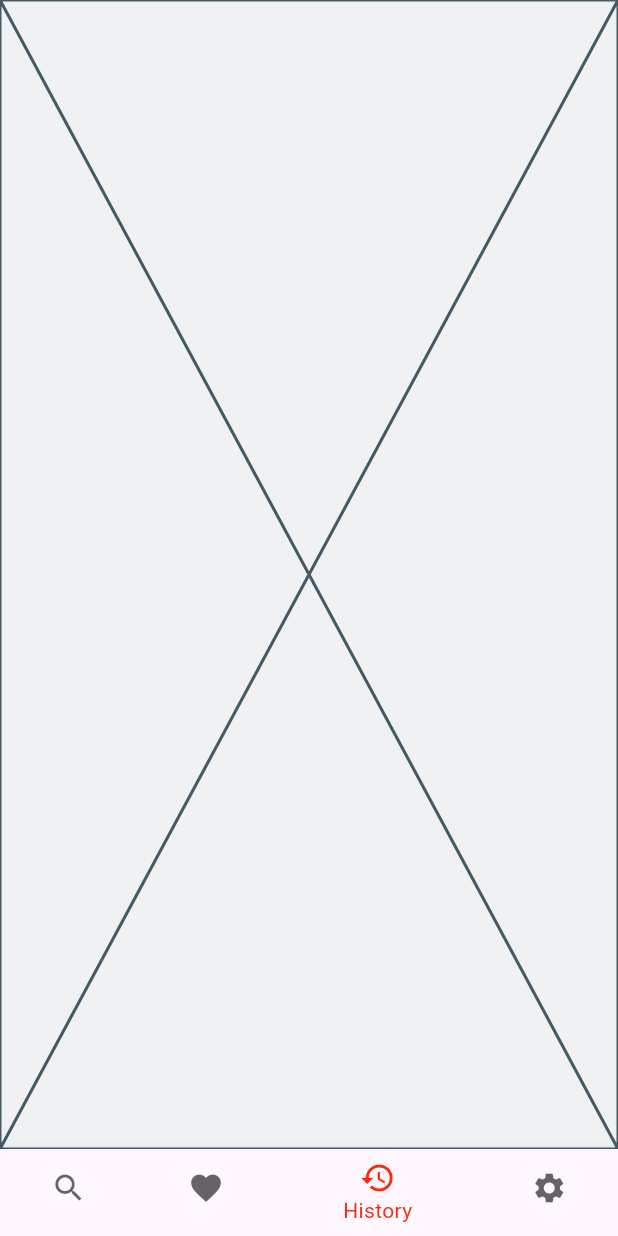
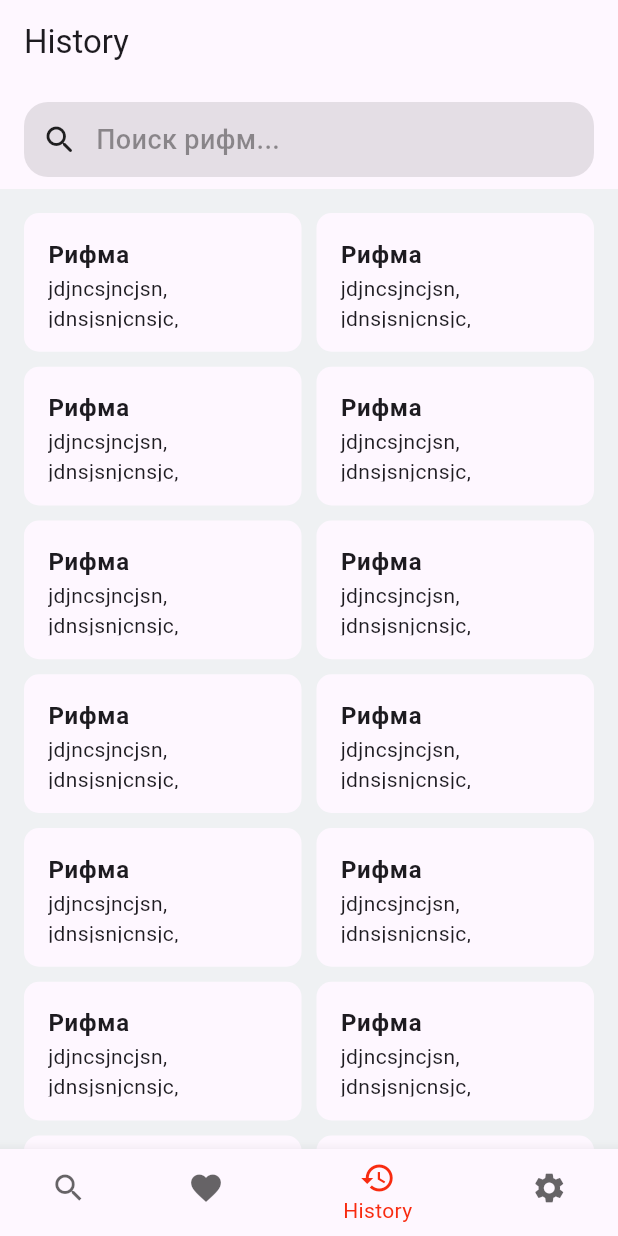
Before and after one commit to MajidiyM/rhymer2, a Flutter app: the screen it shows after launch, item 3 of the bottom bar chosen, on a phone screen of 412 x 824 dp. Run offline on Flutter 3.47's test engine with Material 3 defaults, Android fonts, the phone set to English and light mode, and no system bars; our stand-ins replace auto_route.

Commit message:
[+] HistoryScreen()

```diff
--- a/lib/features/history/view/history_screen.dart
+++ b/lib/features/history/view/history_screen.dart
@@ -1,5 +1,8 @@
 import 'package:auto_route/auto_route.dart';
 import 'package:flutter/material.dart';
+
+import '../../../ui/ui.dart';
+import '../../search/widgets/widgets.dart';
 
 @RoutePage()
 class HistoryScreen extends StatelessWidget {
@@ -7,6 +10,55 @@ class HistoryScreen extends StatelessWidget {
 
   @override
   Widget build(BuildContext context) {
-    return const Placeholder();
+    return Scaffold(
+      body: CustomScrollView(
+        slivers: [
+          SliverAppBar(
+            floating: true,
+            pinned: true,
+            snap: true,
+            title: Text(
+              "History",
+            ),
+            bottom: PreferredSize(
+              child: SearchButton(),
+              preferredSize: Size.fromHeight(70),
+            ),
+          ),
+          SliverToBoxAdapter(
+            child: SizedBox(
+              height: 16,
+            ),
+          ),
+          SliverPadding(
+            padding: const EdgeInsets.symmetric(horizontal: 16),
+            sliver: SliverGrid(
+              delegate: SliverChildBuilderDelegate(
+                (BuildContext context, int index) {
+                  return Container(
+                    alignment: Alignment.center,
+                    child: RhymeHistoryCard(
+                      rhymes: [
+                        "jdjncsjncjsn",
+                        "jdnsjsnjcnsjc",
+                        "jsncskjndjcsn",
+                        "cskhbdjhsbjchbsc"
+                      ],
+                    ),
+                  );
+                },
+                childCount: 20,
+              ),
+              gridDelegate: const SliverGridDelegateWithMaxCrossAxisExtent(
+                maxCrossAxisExtent: 200.0,
+                mainAxisSpacing: 10.0,
+                crossAxisSpacing: 10.0,
+                childAspectRatio: 2, //1.4
+              ),
+            ),
+          ),
+        ],
+      ),
+    );
   }
 }
--- a/lib/features/search/widgets/widgets.dart
+++ b/lib/features/search/widgets/widgets.dart
@@ -1,2 +1 @@
-export 'rhyme_history_card.dart';
 export 'search_button.dart';
--- a/lib/features/search/widgets/rhyme_history_card.dart
+++ b/lib/ui/widgets/rhyme_history_card.dart
@@ -22,14 +22,21 @@ class RhymeHistoryCard extends StatelessWidget {
               fontWeight: FontWeight.w700,
             ),
           ),
-          Wrap(
-            children: rhymes
-                .map((e) => Padding(
-                      padding: EdgeInsets.only(right: 6),
-                      child: Text(e),
-                    ))
-                .toList(),
+          Flexible(
+            child: Text(
+              rhymes.map((e) => '$e,  ').join(),
+              overflow: TextOverflow.ellipsis,
+              maxLines: 4,
+            ),
           ),
+          // Wrap(
+          //   children: rhymes
+          //       .map((e) => Padding(
+          //             padding: EdgeInsets.only(right: 6),
+          //             child: Text(e),
+          //           ))
+          //       .toList(),
+          // ),
         ],
       ),
     );
--- a/lib/ui/widgets/widgets.dart
+++ b/lib/ui/widgets/widgets.dart
@@ -1,2 +1,3 @@
 export 'base_container.dart';
+export 'rhyme_history_card.dart';
 export 'rhyme_list_card.dart';
```
